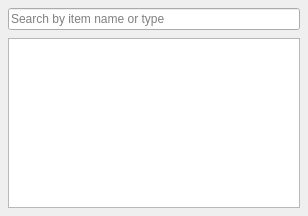
Qt form extensions/quick_switcher/quick_switcher.ui (open-cogsci/OpenSesame) before a commit.
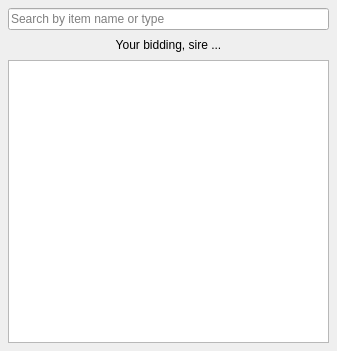
The same form after that commit. Icons and pictures are not drawn.

Commit message: Support actions in quick switcher

Diff of the .ui file:
```diff
--- a/extensions/quick_switcher/quick_switcher.ui
+++ b/extensions/quick_switcher/quick_switcher.ui
@@ -9,8 +9,8 @@
    <rect>
     <x>0</x>
     <y>0</y>
-    <width>308</width>
-    <height>216</height>
+    <width>337</width>
+    <height>351</height>
    </rect>
   </property>
   <property name="windowTitle">
@@ -35,6 +35,16 @@
      </property>
     </widget>
    </item>
+   <item>
+    <widget class="QLabel" name="label_quick_switcher_wait">
+     <property name="text">
+      <string>Your bidding, sire ...</string>
+     </property>
+     <property name="alignment">
+      <set>Qt::AlignCenter</set>
+     </property>
+    </widget>
+   </item>
    <item>
     <widget class="QListWidget" name="items_list_widget"/>
    </item>
```
The commit also changes 5 other files.
